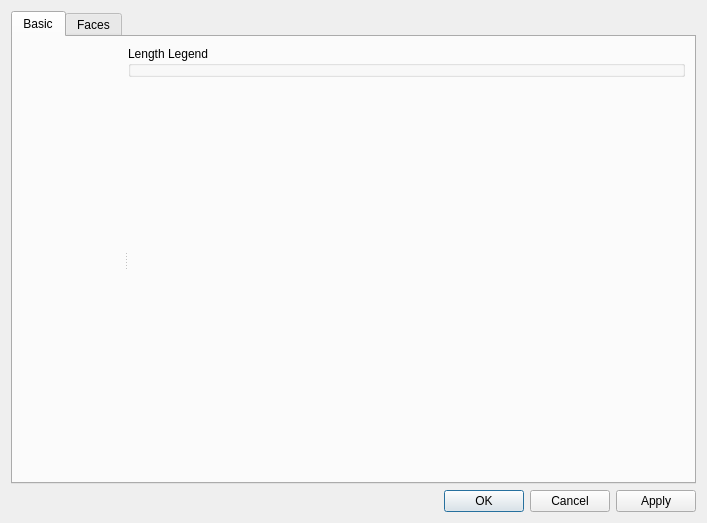
Qt form libs/post/post3d/datamodel/private/post3dwindownodevectorarrowgroupdataitem_propertydialog.ui (i-RIC/prepost-gui) before a commit.
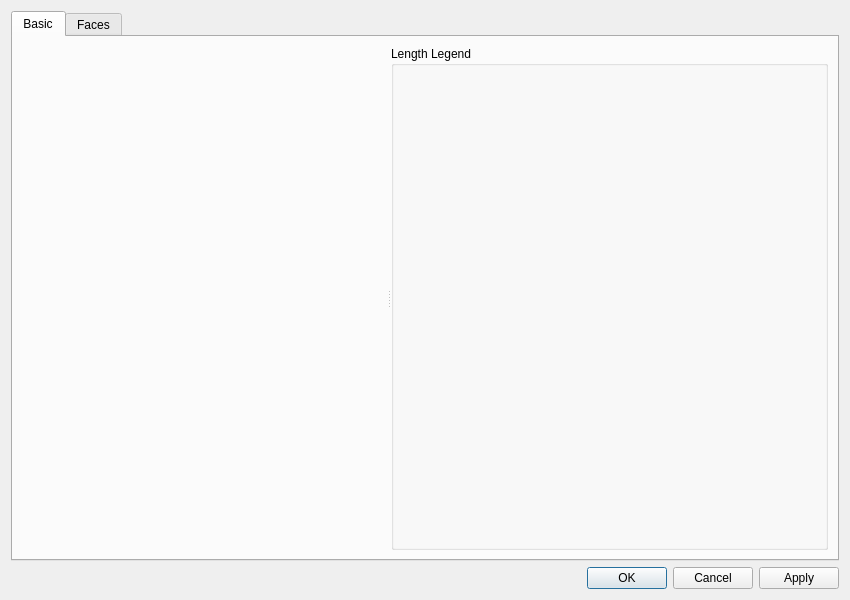
The same form after that commit. The open tabs and pages were chosen to show the change. Custom widgets are drawn as their Qt base class.

Diff of the .ui file:
```diff
--- a/libs/post/post3d/datamodel/private/post3dwindownodevectorarrowgroupdataitem_propertydialog.ui
+++ b/libs/post/post3d/datamodel/private/post3dwindownodevectorarrowgroupdataitem_propertydialog.ui
@@ -6,8 +6,8 @@
    <rect>
     <x>0</x>
     <y>0</y>
-    <width>707</width>
-    <height>523</height>
+    <width>850</width>
+    <height>600</height>
    </rect>
   </property>
   <property name="windowTitle">
@@ -49,44 +49,13 @@
            </item>
           </layout>
          </widget>
-         <widget class="QWidget" name="layoutWidget_2">
-          <layout class="QVBoxLayout" name="verticalLayout_7">
+         <widget class="QGroupBox" name="legendTextGroupBox">
+          <property name="title">
+           <string>Length Legend</string>
+          </property>
+          <layout class="QVBoxLayout" name="verticalLayout_4">
            <item>
-            <widget class="QGroupBox" name="legendTextGroupBox">
-             <property name="title">
-              <string>Length Legend</string>
-             </property>
-             <layout class="QVBoxLayout" name="verticalLayout_4">
-              <property name="leftMargin">
-               <number>0</number>
-              </property>
-              <property name="topMargin">
-               <number>0</number>
-              </property>
-              <property name="rightMargin">
-               <number>0</number>
-              </property>
-              <property name="bottomMargin">
-               <number>0</number>
-              </property>
-              <item>
-               <widget class="ArrowsLegendSettingEditWidget" name="legendWidget" native="true"/>
-              </item>
-             </layout>
-            </widget>
-           </item>
-           <item>
-            <spacer name="verticalSpacer_3">
-             <property name="orientation">
-              <enum>Qt::Vertical</enum>
-             </property>
-             <property name="sizeHint" stdset="0">
-              <size>
-               <width>20</width>
-               <height>40</height>
-              </size>
-             </property>
-            </spacer>
+            <widget class="ArrowsLegendSettingEditWidget" name="legendWidget" native="true"/>
            </item>
           </layout>
          </widget>
```
Left out of the diff: 16 changed lines with no effect on the pictures.
